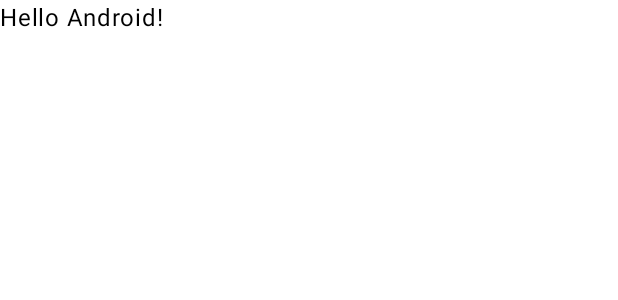
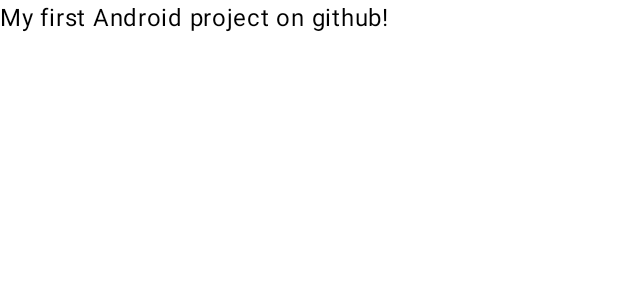
Before and after one commit to Soulstorm50/My_Git_Project, an Android app built with Jetpack Compose: the @Preview function GreetingPreview, on a phone screen of 412 x 824 dp. Shown: the top 300 px of the screen. Run offline under Robolectric (Android 15) with nearby library versions, the phone set to English and light mode, and no system bars.

Commit message:
Change welcome text

```diff
--- a/app/src/main/java/com/example/mygitproject/MainActivity.kt
+++ b/app/src/main/java/com/example/mygitproject/MainActivity.kt
@@ -26,7 +26,8 @@ class MainActivity : ComponentActivity() {
                 Scaffold(modifier = Modifier.fillMaxSize()) { innerPadding ->
                     Greeting(
                         name = "Android",
-                        modifier = Modifier.padding(innerPadding).background(Color(0xFFFFBB86FC))
+                        modifier = Modifier.padding(innerPadding)
+                            .background(Color(0xFFFFBB86FC))
                     )
                 }
             }
@@ -37,7 +38,7 @@ class MainActivity : ComponentActivity() {
 @Composable
 fun Greeting(name: String, modifier: Modifier = Modifier) {
     Text(
-        text = "Hello $name!",
+        text = "My first Android project on github!",
         modifier = modifier
     )
 }
```
